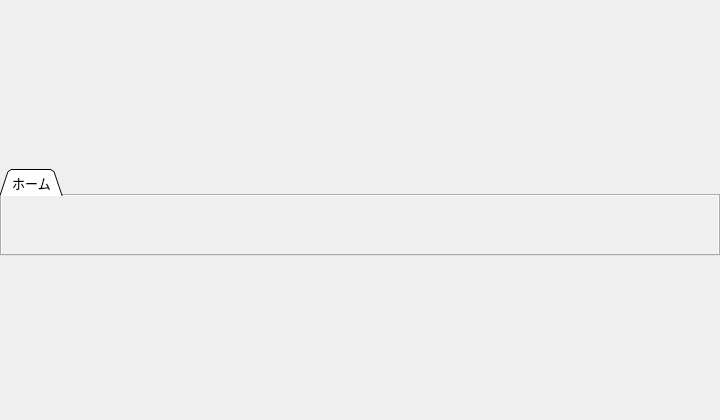
Old version of the form MetaTools/src/main/mainwindow.ui in the repository yatagai/MetaTools.
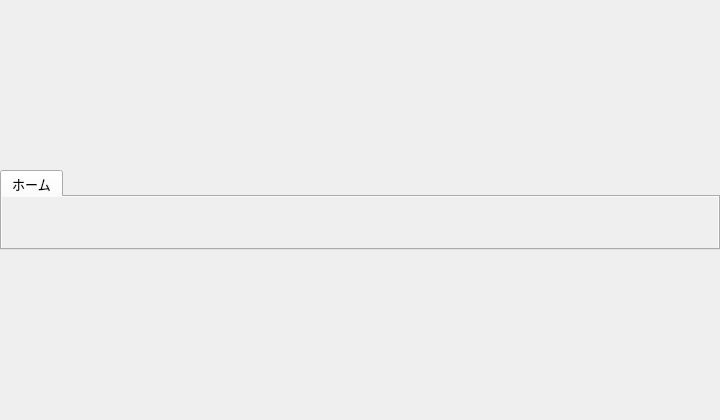
New version of the form. Icons and pictures are not drawn.

Diff of the .ui file:
```diff
--- a/MetaTools/src/main/mainwindow.ui
+++ b/MetaTools/src/main/mainwindow.ui
@@ -68,7 +68,7 @@
      <property name="minimumSize">
       <size>
        <width>0</width>
-       <height>87</height>
+       <height>80</height>
       </size>
      </property>
      <property name="maximumSize">
@@ -86,13 +86,13 @@
       <enum>Qt::NoFocus</enum>
      </property>
      <property name="autoFillBackground">
-      <bool>true</bool>
+      <bool>false</bool>
      </property>
      <property name="tabPosition">
       <enum>QTabWidget::North</enum>
      </property>
      <property name="tabShape">
-      <enum>QTabWidget::Triangular</enum>
+      <enum>QTabWidget::Rounded</enum>
      </property>
      <property name="iconSize">
       <size>
```
Left out of the diff: 11 changed lines with no effect on the pictures.
